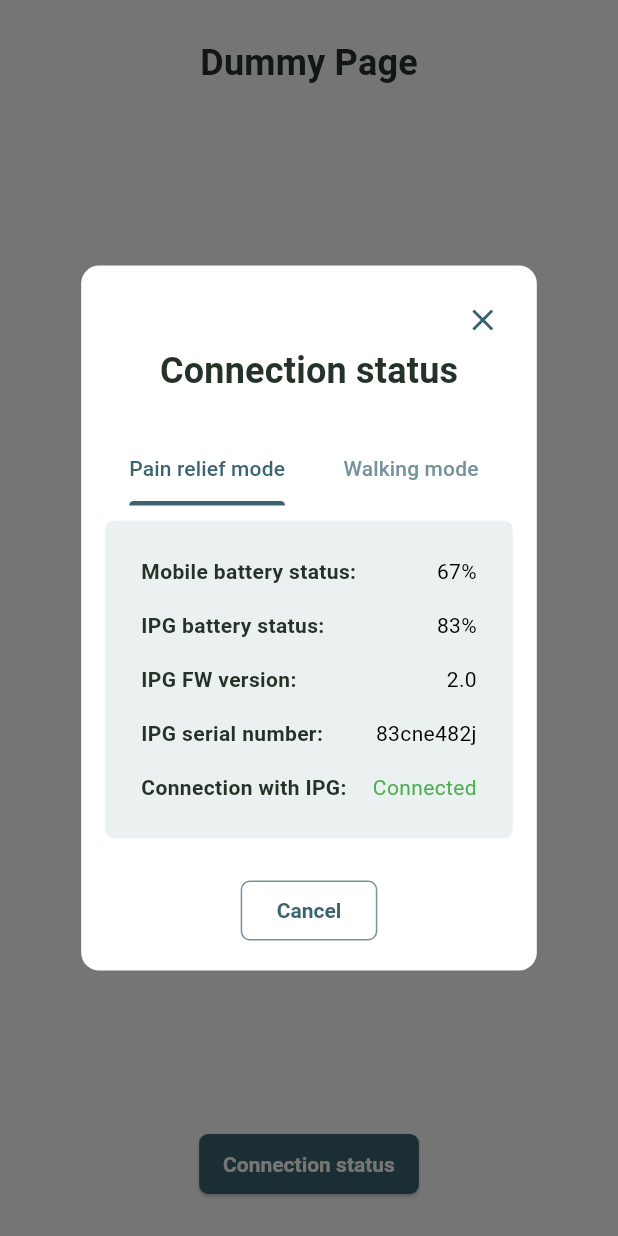
After one commit to guysiman/sensy_patient_app, a Flutter app: the DummyPage screen opened by its route, after a tap on "Connection status", on a phone screen of 412 x 824 dp. The commit adds this screen. Run offline on Flutter 3.47's test engine with Material 3 defaults, Android fonts, the light colour scheme and no system bars; our stand-ins replace firebase_core, flutter_blue; accounts and stored records are empty.

Commit message:
connection popup

```diff
--- a/lib/main.dart
+++ b/lib/main.dart
@@ -3,6 +3,7 @@ import 'package:firebase_core/firebase_core.dart';
 import 'firebase_options.dart';
 
 import 'screens/device_pairing_page.dart';
+import 'screens/dummy_page.dart';
 import 'screens/home_page.dart';
 import 'screens/sign_in_page.dart';
 import 'screens/bluetooth_screen.dart';
@@ -26,7 +27,7 @@ class MyApp extends StatelessWidget {
           colorScheme: ColorScheme(
             primary: Color(0xFF3A6470),
             onPrimary: Colors.white,
-            secondary: Color(0xFF489F32),
+            secondary: Color(0xFF75939B),
             onSecondary: Colors.white,
             error: Colors.red,
             onError: Colors.white,
@@ -77,6 +78,10 @@ class MyApp extends StatelessWidget {
                 fontWeight: FontWeight.bold,
                 color: Color(0xFF253228),
               ),
+              labelSmall: TextStyle(
+                fontSize: 14,
+                fontWeight: FontWeight.bold,
+              ),
               bodyLarge: TextStyle(
                 fontSize: 16,
                 fontWeight: FontWeight.bold,
@@ -95,6 +100,7 @@ class MyApp extends StatelessWidget {
           '/homepage': (context) => HomePage(),
           '/devicepairingpage': (context) => DevicePairingPage(),
           '/bluetoothscreen': (context) => BluetoothScreen(),
+          '/dummypage': (context) => DummyPage(),
         });
   }
 }
--- a/lib/screens/bluetooth_screen.dart
+++ b/lib/screens/bluetooth_screen.dart
@@ -169,7 +169,9 @@ class _BluetoothScreenState extends State<BluetoothScreen> {
           style: Theme.of(context).textTheme.bodyLarge,
         ),
         trailing: TextButton(
-          onPressed: () {},
+          onPressed: () {
+            Navigator.pushNamed(context, '/dummypage');
+          },
           child: Text(
             'Connect',
             style: Theme.of(context)
--- /dev/null
+++ b/lib/screens/connection_status_popup.dart
@@ -0,0 +1,194 @@
+import 'package:flutter/material.dart';
+
+void showConnectionStatusPopup(BuildContext context) {
+  showDialog(
+    context: context,
+    builder: (context) {
+      return _ConnectionStatusPopup();
+    },
+  );
+}
+
+class _ConnectionStatusPopup extends StatefulWidget {
+  @override
+  _ConnectionStatusPopupState createState() => _ConnectionStatusPopupState();
+}
+
+class _ConnectionStatusPopupState extends State<_ConnectionStatusPopup>
+    with SingleTickerProviderStateMixin {
+  late TabController _tabController;
+
+  // dummy data for now
+  // mobile battery status, IPG battery, FW, serial#, connection, EC battery, FW, serial#, connection, sensor connections
+  List<dynamic> connectionInfo = [
+    '67%',
+    '83%',
+    '2.0',
+    '83cne482j',
+    true,
+    '83%',
+    '2.0',
+    '8302847',
+    true,
+    false
+  ];
+
+  @override
+  void initState() {
+    super.initState();
+    _tabController = TabController(length: 2, vsync: this);
+
+    // Add a listener to update the UI when the tab index changes
+    _tabController.addListener(() {
+      if (_tabController.indexIsChanging) {
+        setState(() {});
+      }
+    });
+  }
+
+  @override
+  void dispose() {
+    _tabController.dispose();
+    super.dispose();
+  }
+
+  @override
+  Widget build(BuildContext context) {
+    return AlertDialog(
+      shape: RoundedRectangleBorder(
+        borderRadius: BorderRadius.circular(12),
+      ),
+      contentPadding: const EdgeInsets.all(16.0),
+      content: Column(
+        mainAxisSize: MainAxisSize.min,
+        children: [
+          // Close Button
+          Padding(
+            padding: const EdgeInsets.only(top: 8, right: 8),
+            child: Align(
+              alignment: Alignment.topRight,
+              child: GestureDetector(
+                onTap: () => Navigator.pop(context),
+                child: Icon(Icons.close,
+                    color: Theme.of(context).colorScheme.primary),
+              ),
+            ),
+          ),
+          SizedBox(height: 4),
+
+          // Title
+          Text(
+            "Connection status",
+            style: Theme.of(context).textTheme.titleMedium,
+          ),
+
+          SizedBox(height: 24),
+
+          // TabBar with TabController
+          TabBar(
+            controller: _tabController,
+            indicatorColor: Theme.of(context).colorScheme.primary,
+            unselectedLabelColor: Theme.of(context).colorScheme.secondary,
+            dividerColor: Colors.white,
+            tabs: [
+              Tab(text: "Pain relief mode"),
+              Tab(text: "Walking mode"),
+            ],
+          ),
+
+          SizedBox(height: 10),
+
+          // Manually switching the content based on selected index
+          _tabController.index == 0
+              ? Container(
+                  decoration: BoxDecoration(
+                    color: Color(0xFFEBF0F1),
+                    borderRadius: BorderRadius.circular(6),
+                  ),
+                  padding: EdgeInsets.symmetric(vertical: 16, horizontal: 24),
+                  child: Column(
+                    crossAxisAlignment: CrossAxisAlignment.start,
+                    children: [
+                      _buildInfoRow(
+                          context, "Mobile battery status:", connectionInfo[0]),
+                      _buildInfoRow(
+                          context, "IPG battery status:", connectionInfo[1]),
+                      _buildInfoRow(
+                          context, "IPG FW version:", connectionInfo[2]),
+                      _buildInfoRow(
+                          context, "IPG serial number:", connectionInfo[3]),
+                      _buildInfoRow(context, "Connection with IPG:",
+                          connectionInfo[4] ? 'Connected' : 'Disconnected',
+                          isGreen: connectionInfo[4],
+                          isRed: !connectionInfo[4]),
+                    ],
+                  ),
+                )
+              : Container(
+                  decoration: BoxDecoration(
+                    color: Color(0xFFEBF0F1),
+                    borderRadius: BorderRadius.circular(6),
+                  ),
+                  padding: EdgeInsets.symmetric(vertical: 16, horizontal: 24),
+                  child: Column(
+                    crossAxisAlignment: CrossAxisAlignment.start,
+                    children: [
+                      _buildInfoRow(
+                          context, "Mobile battery status:", connectionInfo[0]),
+                      _buildInfoRow(
+                          context, "EC battery status:", connectionInfo[5]),
+                      _buildInfoRow(
+                          context, "EC FW version:", connectionInfo[6]),
+                      _buildInfoRow(
+                          context, "EC serial number:", connectionInfo[7]),
+                      _buildInfoRow(context, "Connection with EC:",
+                          connectionInfo[8] ? 'Connected' : 'Disconnected',
+                          isGreen: connectionInfo[8],
+                          isRed: !connectionInfo[8]),
+                      _buildInfoRow(context, "Connection with sensors:",
+                          connectionInfo[9] ? 'Connected' : 'Disconnected',
+                          isGreen: connectionInfo[9],
+                          isRed: !connectionInfo[9]),
+                    ],
+                  ),
+                ),
+
+          SizedBox(height: 24),
+
+          // Cancel Button
+          OutlinedButton(
+            onPressed: () => Navigator.pop(context),
+            child: Text("Cancel"),
+          ),
+        ],
+      ),
+    );
+  }
+
+  // Helper widget to create rows for information
+  Widget _buildInfoRow(BuildContext context, String label, String value,
+      {bool isGreen = false, bool isRed = false}) {
+    return Padding(
+      padding: const EdgeInsets.symmetric(vertical: 8),
+      child: Row(
+        mainAxisAlignment: MainAxisAlignment.spaceBetween,
+        children: [
+          Text(label, style: Theme.of(context).textTheme.bodyMedium),
+          SizedBox(width: 10),
+          Text(
+            value,
+            style: TextStyle(
+              fontSize: 14,
+              fontWeight: FontWeight.normal,
+              color: isGreen
+                  ? Colors.green
+                  : isRed
+                      ? Colors.red
+                      : Colors.black,
+            ),
+          ),
+        ],
+      ),
+    );
+  }
+}
--- /dev/null
+++ b/lib/screens/dummy_page.dart
@@ -0,0 +1,34 @@
+import 'package:flutter/material.dart';
+import 'connection_status_popup.dart';
+
+class DummyPage extends StatefulWidget {
+  const DummyPage({super.key});
+
+  @override
+  _DummyPageState createState() => _DummyPageState();
+}
+
+class _DummyPageState extends State<DummyPage> {
+  @override
+  Widget build(BuildContext context) {
+    return Scaffold(
+      body: Padding(
+        padding: const EdgeInsets.all(24.0),
+        child: Column(
+          mainAxisAlignment: MainAxisAlignment.spaceBetween,
+          children: [
+            Center(
+                child: Text('Dummy Page',
+                    style: Theme.of(context).textTheme.titleMedium)),
+            ElevatedButton(
+              child: const Text("Connection status"),
+              onPressed: () {
+                showConnectionStatusPopup(context);
+              },
+            ),
+          ],
+        ),
+      ),
+    );
+  }
+}
```
